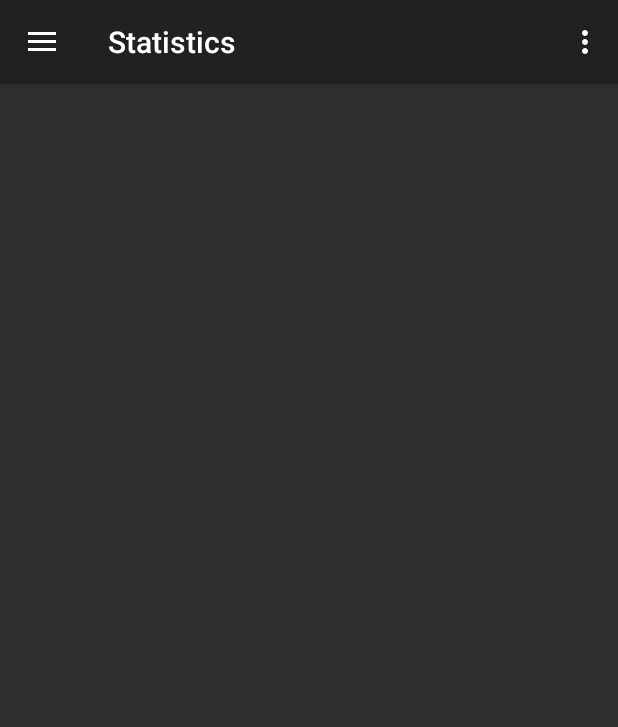
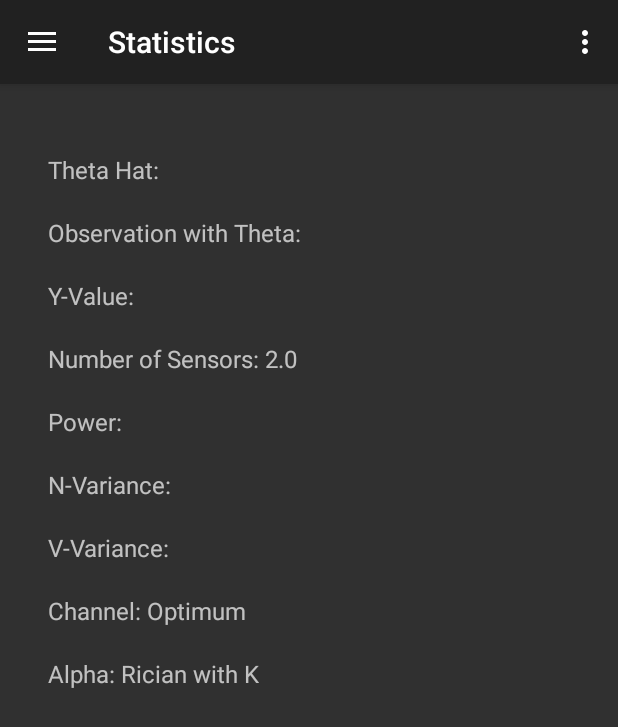
Before and after one commit to Saleh95/Wireless, an Android app: the ConfigurationActivity screen opened directly, with no data from a screen before it, in the side drawer, after a tap on "Statistics", on a phone screen of 412 x 824 dp. Shown: the top 727 px of the screen. Run offline under Robolectric (Android 15) with nearby library versions, the phone set to English and light mode, and no system bars; libraries missing offline, so code that uses them is left out: com.flask.colorpicker; plain views replace AlphaSlider, ColorPickerView, LightnessSlider; 3 statements that could not run were skipped.

Commit message:
Added implementation for Statistics, fixed Configuration error

```diff
--- a/app/src/main/java/wonders/simulator/ConfigurationActivity.java
+++ b/app/src/main/java/wonders/simulator/ConfigurationActivity.java
@@ -1,5 +1,6 @@
 package wonders.simulator;
 
+import android.content.Intent;
 import android.content.SharedPreferences;
 import android.os.Bundle;
 import android.os.StrictMode;
@@ -8,8 +9,10 @@ import android.support.design.widget.Snackbar;
 import android.support.v7.app.AppCompatActivity;
 import android.support.v7.widget.Toolbar;
 import android.view.KeyEvent;
+import android.view.MenuItem;
 import android.view.View;
 import android.view.inputmethod.EditorInfo;
+import android.widget.Button;
 import android.widget.EditText;
 import android.widget.NumberPicker;
 import android.widget.RadioButton;
@@ -27,7 +30,7 @@ import wonders.simulator.wsnsimulation.SimulationSetup;
 public class ConfigurationActivity extends Simulator_main implements SetupListener{
 
     SimulationSetup setup;
-    //private AppManager manager;
+    private AppManager manager;
     /* These buttons hold the values that get changed with listeners and the onRadioButtonClicked
         The code crashes now when I try to click anything on the simulation navigation menu, it didn't
         crash until I included theta and started calling setupChanged()
@@ -61,6 +64,13 @@ public class ConfigurationActivity extends Simulator_main implements SetupListen
         sensor_picker.setMinValue(0);
         sensor_picker.setMaxValue(20);
 
+        // initialize default values for variables
+        runtime = 2;
+        sensors = 2;
+        theta = 1.4;
+        awgn = true;
+        optimum = true;
+
 
         //handle changing of number picker
         run_picker.setOnValueChangedListener(new NumberPicker.OnValueChangeListener(){
@@ -68,8 +78,8 @@ public class ConfigurationActivity extends Simulator_main implements SetupListen
             @Override
             public void onValueChange(NumberPicker numberPicker, int default_val, int input) {
                 // display, then set runtime value to selected value
-                runtime_view.setText("Runtime: " + String.valueOf(input));
-                //runtime = input;
+                runtime = input;
+                runtime_view.setText("Runtime: " + String.valueOf(runtime));
             }
         });
 
@@ -79,15 +89,20 @@ public class ConfigurationActivity extends Simulator_main implements SetupListen
             @Override
             public void onValueChange(NumberPicker numberPicker, int default_val, int input) {
                 // display, then set runtime value to selected value
-                sensors_view.setText("Sensors: " + String.valueOf(input));
-                setup.setSensorCount(input);
+                sensors = input;
+                sensors_view.setText("Sensors: " + String.valueOf(sensors));
             }
         });
 
         // handle user input for theta
         EditText theta_input = (EditText) findViewById(R.id.theta_input);
         if(!theta_input.getText().toString().equals("")){
-        theta = Double.parseDouble(theta_input.getText().toString());}
+            theta = Double.parseDouble(theta_input.getText().toString());
+        }
+
+        // handle button for run
+        Button run = (Button) findViewById(R.id.run_button);
+        run.setOnClickListener(button_listener);
 
     }
 
@@ -122,6 +137,13 @@ public class ConfigurationActivity extends Simulator_main implements SetupListen
         //manager.setRound(runtime);
     }
 
+    public View.OnClickListener button_listener = new View.OnClickListener() {
+        @Override
+        public void onClick(View view) {
+            setupChanged();
+        }
+    };
+
     public void onRadioButtonClicked(View view){
         boolean checked = ((RadioButton) view).isChecked();
 
@@ -129,16 +151,20 @@ public class ConfigurationActivity extends Simulator_main implements SetupListen
         if(checked) {
             switch (view.getId()) {
                 case R.id.awgn_button:
-                    setup.setAWGN(true);
+                    awgn = true;
+                    rician = false;
                     break;
                 case R.id.rician_button:
-                    setup.setRician(true);
+                    rician = true;
+                    awgn = false;
                     break;
                 case R.id.optimum_button:
-                    setup.setOptimum(true);
+                    optimum = true;
+                    uniform = false;
                     break;
                 case R.id.uniform_button:
-                    setup.setUniform(true);
+                    uniform = true;
+                    optimum = false;
                     break;
             }
         }
@@ -162,4 +188,17 @@ public class ConfigurationActivity extends Simulator_main implements SetupListen
 
     }
 
+    public String getBool(String bool){
+        switch(bool){
+            case "alpha":
+                if(awgn) return "AWGN";
+                else return "Rician with K";
+            case "channel":
+                if(optimum) return "Optimum";
+                else return "Uniform";
+            default:
+                return "";
+        }
+    }
+
 }
--- a/app/src/main/java/wonders/simulator/StatisticsActivity.java
+++ b/app/src/main/java/wonders/simulator/StatisticsActivity.java
@@ -1,9 +1,17 @@
 package wonders.simulator;
 
+import android.support.annotation.StringDef;
 import android.support.v7.app.AppCompatActivity;
 import android.os.Bundle;
+import android.view.Gravity;
+import android.widget.LinearLayout;
+import android.widget.TextView;
 
 public class StatisticsActivity extends Simulator_main {
+    ConfigurationActivity config = new ConfigurationActivity();
+    double thetaHat,obs, power, nVar,vVar = 1.0;          // need to be set still
+    double sensors = config.sensors;
+    String yVal,alpha,channel;
 
     @Override
     protected void onCreate(Bundle savedInstanceState) {
@@ -11,5 +19,19 @@ public class StatisticsActivity extends Simulator_main {
         super.frameLayout.removeAllViews();
         getLayoutInflater().inflate(R.layout.activity_statistics,frameLayout);
 
+        final TextView theta_view = (TextView) findViewById(R.id.thetahat_stats);
+        final TextView obs_view = (TextView) findViewById(R.id.obs_stats);
+        final TextView yVal_view = (TextView) findViewById(R.id.yVal_stats);
+        final TextView nVar_view = (TextView) findViewById(R.id.nVar_stats);
+        final TextView power_view = (TextView) findViewById(R.id.power_stats);
+        final TextView vVar_view = (TextView) findViewById(R.id.vVar_stats);
+        final TextView alpha_view = (TextView) findViewById(R.id.alpha_stats);
+        final TextView channel_view = (TextView) findViewById(R.id.channel_stats);
+        final TextView sensors_view = (TextView) findViewById(R.id.sensors_stats);
+
+        alpha_view.append(config.getBool("alpha"));
+        channel_view.append(config.getBool("channel"));
+        sensors_view.append(String.valueOf(sensors));
+
     }
 }
--- a/app/src/main/res/layout/activity_statistics.xml
+++ b/app/src/main/res/layout/activity_statistics.xml
@@ -1,5 +1,5 @@
 <?xml version="1.0" encoding="utf-8"?>
-<RelativeLayout xmlns:android="http://schemas.android.com/apk/res/android"
+<LinearLayout xmlns:android="http://schemas.android.com/apk/res/android"
     xmlns:tools="http://schemas.android.com/tools"
     android:id="@+id/activity_statistics"
     android:layout_width="match_parent"
@@ -7,7 +7,72 @@
     android:paddingBottom="@dimen/activity_vertical_margin"
     android:paddingLeft="@dimen/activity_horizontal_margin"
     android:paddingRight="@dimen/activity_horizontal_margin"
-    android:paddingTop="@dimen/activity_vertical_margin"
+    android:paddingTop="30dp"
+    android:orientation="vertical"
     tools:context="wonders.simulator.StatisticsActivity">
 
-</RelativeLayout>
+    <TextView
+        android:layout_width="wrap_content"
+        android:id="@+id/thetahat_stats"
+        android:layout_height="wrap_content"
+        android:textSize="16dp"
+        android:text="Theta Hat: "  />
+    <TextView
+        android:layout_width="wrap_content"
+        android:id="@+id/obs_stats"
+        android:layout_height="wrap_content"
+        android:textSize="16dp"
+        android:layout_marginTop="20dp"
+        android:text="Observation with Theta: " />
+    <TextView
+        android:layout_width="wrap_content"
+        android:id="@+id/yVal_stats"
+        android:layout_height="wrap_content"
+        android:textSize="16dp"
+        android:layout_marginTop="20dp"
+        android:text="Y-Value: " />
+    <TextView
+        android:layout_width="wrap_content"
+        android:id="@+id/sensors_stats"
+        android:layout_height="wrap_content"
+        android:textSize="16dp"
+        android:layout_marginTop="20dp"
+        android:text="Number of Sensors: " />
+    <TextView
+        android:layout_width="wrap_content"
+        android:id="@+id/power_stats"
+        android:layout_height="wrap_content"
+        android:textSize="16dp"
+        android:layout_marginTop="20dp"
+        android:text="Power: " />
+    <TextView
+        android:layout_width="wrap_content"
+        android:id="@+id/nVar_stats"
+        android:layout_height="wrap_content"
+        android:textSize="16dp"
+        android:layout_marginTop="20dp"
+        android:text="N-Variance: " />
+    <TextView
+        android:layout_width="wrap_content"
+        android:id="@+id/vVar_stats"
+        android:layout_height="wrap_content"
+        android:textSize="16dp"
+        android:layout_marginTop="20dp"
+        android:text="V-Variance: " />
+    <TextView
+        android:layout_width="wrap_content"
+        android:id="@+id/channel_stats"
+        android:layout_height="wrap_content"
+        android:textSize="16dp"
+        android:layout_marginTop="20dp"
+        android:text="Channel: " />
+    <TextView
+        android:layout_width="wrap_content"
+        android:id="@+id/alpha_stats"
+        android:layout_height="wrap_content"
+        android:textSize="16dp"
+        android:layout_marginTop="20dp"
+        android:text="Alpha: " />
+
+
+</LinearLayout>
--- a/app/src/main/res/layout/content_specs.xml
+++ b/app/src/main/res/layout/content_specs.xml
@@ -93,7 +93,6 @@
         android:layout_height="wrap_content"
         android:layout_gravity="center"
         android:id="@+id/run_button"
-        android:onClick="setupChanged"
         android:text="Run" />
 
 
```
